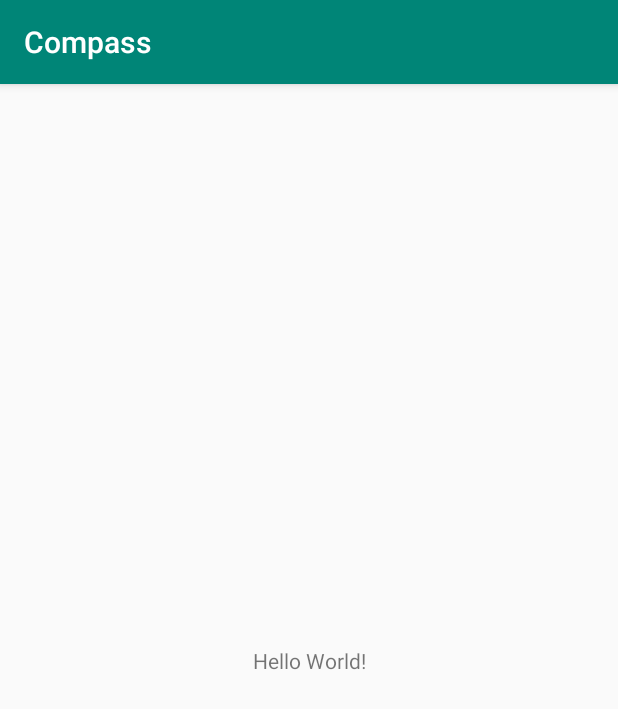
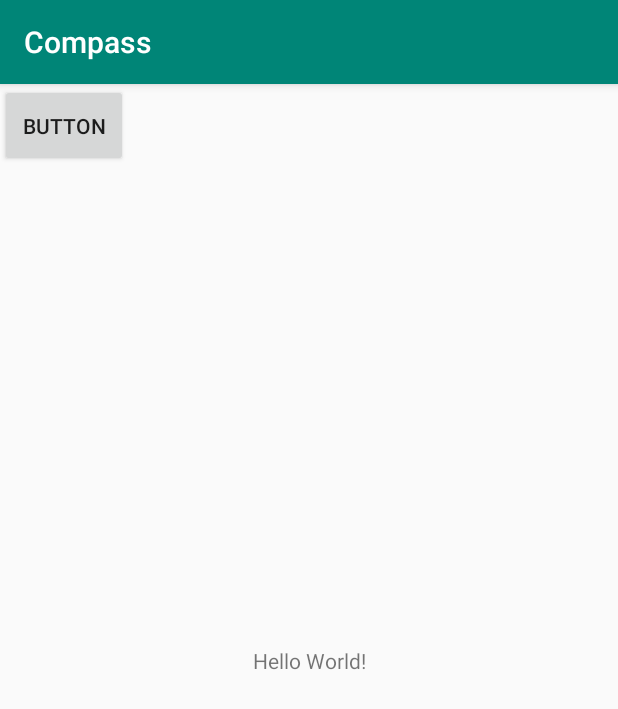
Before and after one commit to Williamrosen/Compass, an Android app: the screen it shows after launch (MainActivity), on a phone screen of 412 x 824 dp. Shown: the top 709 px of the screen. Run offline under Robolectric (Android 15) with nearby library versions, the phone set to English and light mode, and no system bars.

Commit message:
First Commit - Button in Main Activity leads to AccelerometerActivity

```diff
--- a/app/src/main/AndroidManifest.xml
+++ b/app/src/main/AndroidManifest.xml
@@ -9,6 +9,7 @@
         android:roundIcon="@mipmap/ic_launcher_round"
         android:supportsRtl="true"
         android:theme="@style/AppTheme">
+        <activity android:name=".AccelerometerActivity"></activity>
         <activity android:name=".MainActivity">
             <intent-filter>
                 <action android:name="android.intent.action.MAIN" />
--- a/app/src/main/res/layout/activity_main.xml
+++ b/app/src/main/res/layout/activity_main.xml
@@ -5,6 +5,8 @@
     android:layout_width="match_parent"
     android:layout_height="match_parent"
     tools:context=".MainActivity">
+
+
 
     <TextView
         android:layout_width="wrap_content"
@@ -15,4 +17,13 @@
         app:layout_constraintRight_toRightOf="parent"
         app:layout_constraintTop_toTopOf="parent" />
 
+    <Button
+        android:id="@+id/button2"
+        android:layout_width="85dp"
+        android:layout_height="55dp"
+        android:onClick="showCompass"
+        android:text="Button"
+        tools:layout_editor_absoluteX="0dp"
+        tools:layout_editor_absoluteY="51dp" />
+
 </android.support.constraint.ConstraintLayout>
--- a/app/src/main/res/values/strings.xml
+++ b/app/src/main/res/values/strings.xml
@@ -1,3 +1,4 @@
 <resources>
     <string name="app_name">Compass</string>
+    <string name="button1name">Compass</string>
 </resources>
```
Also changed, not shown: app/src/main/java/com/example/compass/AccelerometerActivity.java (added, +13 -0 lines), app/src/main/java/com/example/compass/MainActivity.java (+11 -0 lines), app/src/main/res/layout/activity_accelerometer.xml (added, +7 -0 lines).
